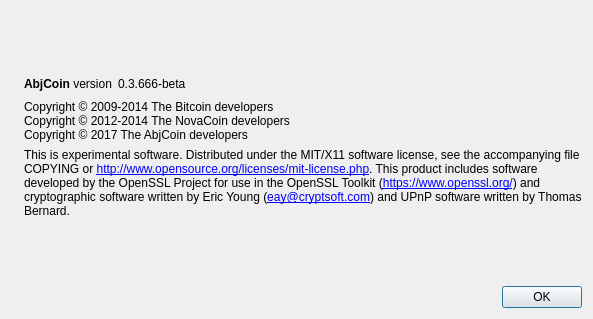
Above: src/qt/forms/aboutdialog.ui from abjcoinblockchain/Abjcoin before the change. Below: the same form after it.
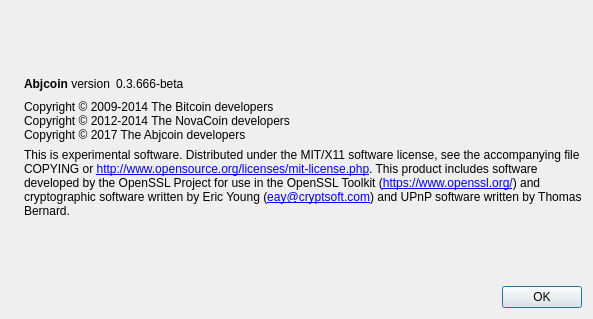
That is the form after the change. Icons and pictures are not drawn.

What changed in the file:
```diff
--- a/src/qt/forms/aboutdialog.ui
+++ b/src/qt/forms/aboutdialog.ui
@@ -50,7 +50,7 @@
           <cursorShape>IBeamCursor</cursorShape>
          </property>
          <property name="text">
-          <string>&lt;b&gt;AbjCoin&lt;/b&gt; version</string>
+          <string>&lt;b&gt;Abjcoin&lt;/b&gt; version</string>
          </property>
          <property name="textInteractionFlags">
           <set>Qt::LinksAccessibleByMouse|Qt::TextSelectableByKeyboard|Qt::TextSelectableByMouse</set>
@@ -93,7 +93,7 @@
        <property name="text">
         <string>Copyright © 2009-2014 The Bitcoin developers
 Copyright © 2012-2014 The NovaCoin developers
-Copyright © 2017 The AbjCoin developers</string>
+Copyright © 2017 The Abjcoin developers</string>
        </property>
        <property name="textInteractionFlags">
         <set>Qt::LinksAccessibleByMouse|Qt::TextSelectableByKeyboard|Qt::TextSelectableByMouse</set>
```
Left out of the diff: 2 changed lines with no effect on the pictures.
